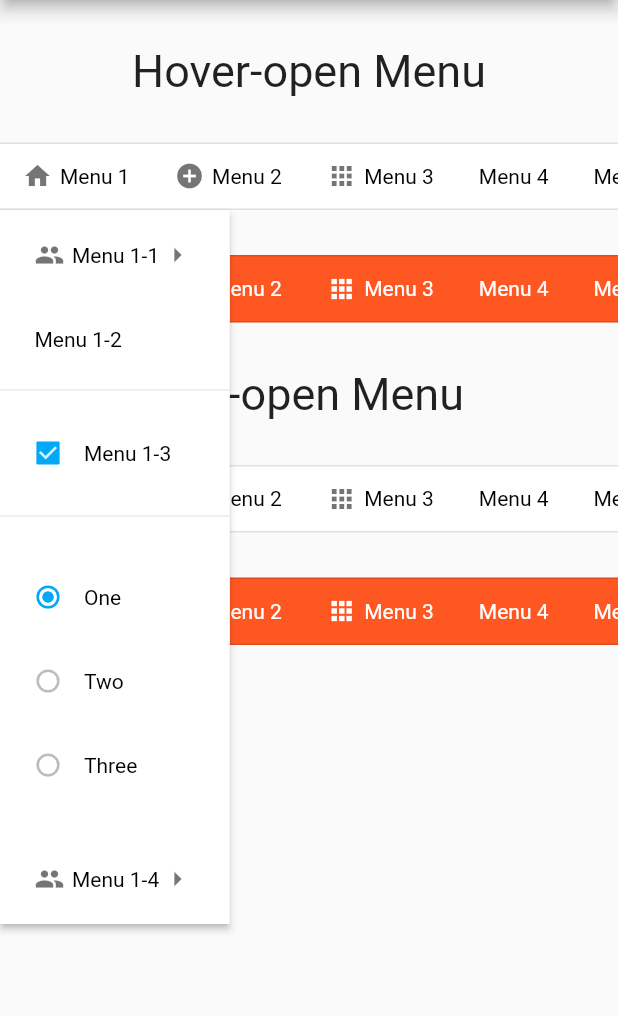
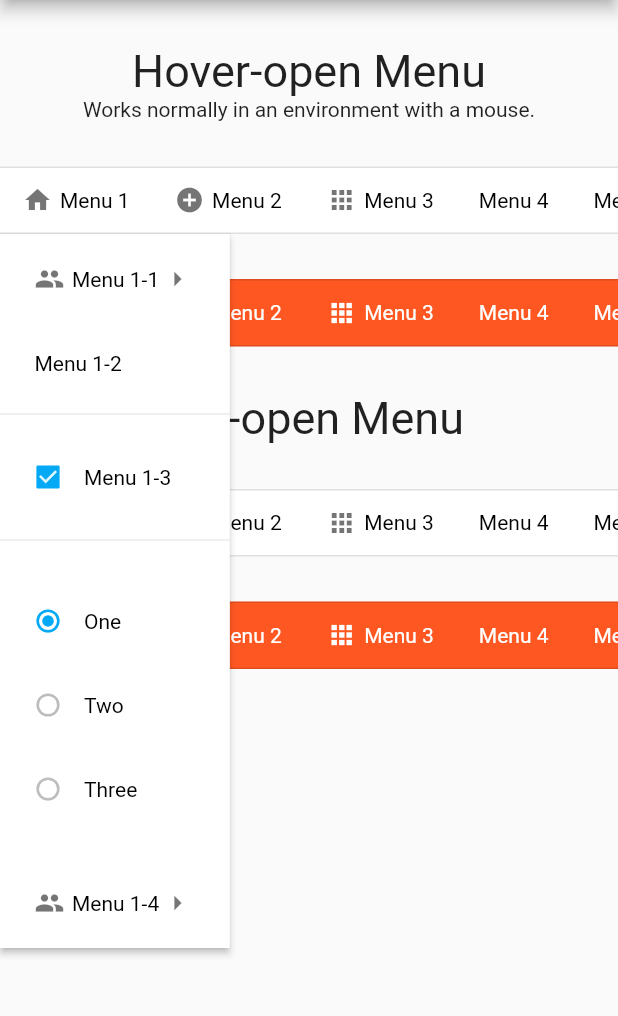
Before and after one commit to bosskmk/pluto_menu_bar, a Flutter app: the screen it shows after launch, after a tap on "Menu 1", on a phone screen of 412 x 824 dp, the part 84-1100 px from its top. Run offline on Flutter 3.47's test engine with Material 2 defaults, Android fonts, the phone set to English and light mode, and no system bars.

Commit message:
Fix submenu position bug.

```diff
--- a/example/lib/main.dart
+++ b/example/lib/main.dart
@@ -187,10 +187,12 @@ class PlutoMenuBarDemo extends StatelessWidget {
 
   @override
   Widget build(BuildContext context) {
-    return Column(
+    return SingleChildScrollView(
+      child: Column(
         children: [
           const SizedBox(height: 30),
           const Text('Hover-open Menu', style: TextStyle(fontSize: 30)),
+          const Text('Works normally in an environment with a mouse.'),
           const SizedBox(height: 30),
           PlutoMenuBar(
             mode: PlutoMenuBarMode.hover,
@@ -225,6 +227,7 @@ class PlutoMenuBarDemo extends StatelessWidget {
             menus: getMenus(context),
           ),
         ],
+      ),
     );
   }
 }
--- a/lib/src/menu_widget.dart
+++ b/lib/src/menu_widget.dart
@@ -106,6 +106,7 @@ class _MenuWidgetState extends State<_MenuWidget> {
   ) {
     if (_disposed) return;
     if (_popups.containsKey(menu._key.toString())) return;
+    if (!menu._hasContext) return;
 
     final RenderBox overlay =
         Overlay.of(context)!.context.findRenderObject() as RenderBox;
@@ -189,7 +190,12 @@ class _MenuWidgetState extends State<_MenuWidget> {
 
           menuItemWidget = TextButton(
             onPressed: item.onTap,
-            style: TextButton.styleFrom(textStyle: widget.textStyle),
+            style: TextButton.styleFrom(
+              textStyle: widget.textStyle,
+              shape: const RoundedRectangleBorder(
+                borderRadius: BorderRadius.zero,
+              ),
+            ),
             child: Padding(padding: padding, child: menuItemWidget),
           );
 
@@ -257,9 +263,8 @@ class _MenuWidgetState extends State<_MenuWidget> {
     BuildContext context,
     List<PlutoMenuItem> menuItems,
   ) {
-    if (_disposed) {
-      return;
-    }
+    if (_disposed) return;
+    if (!menu._hasContext) return;
 
     final items = [...menuItems];
 
--- a/lib/src/pluto_menu_item.dart
+++ b/lib/src/pluto_menu_item.dart
@@ -109,6 +109,8 @@ class PlutoMenuItem {
 
   bool _isBack = false;
 
+  bool get _hasContext => _key.currentContext != null;
+
   Offset get _position {
     if (_key.currentContext == null) return Offset.zero;
 
--- a/pubspec.yaml
+++ b/pubspec.yaml
@@ -1,6 +1,6 @@
 name: pluto_menu_bar
 description: A menu bar for flutter. You can add as many submenus as you want, and you can change the default style.
-version: 2.0.0
+version: 2.0.1
 homepage: https://pluto.weblaze.dev
 repository: https://github.com/bosskmk/pluto_menu_bar
 
```
Also changed, not shown: 2 other files. Lines whose indentation alone changed are shown as unchanged.
